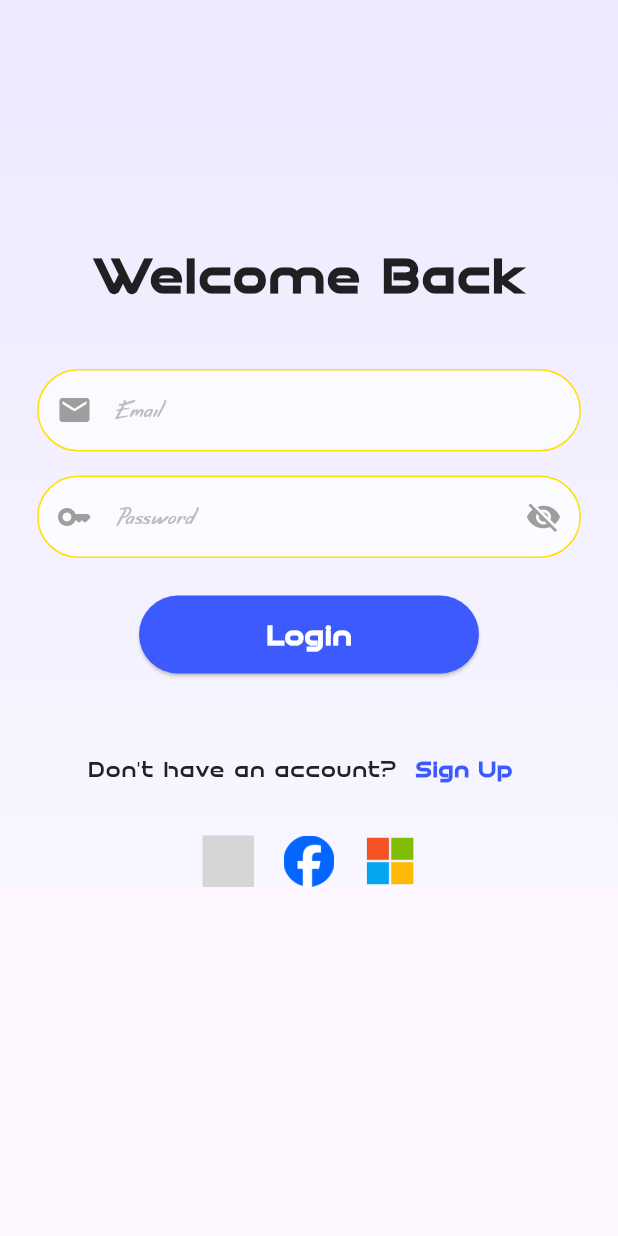
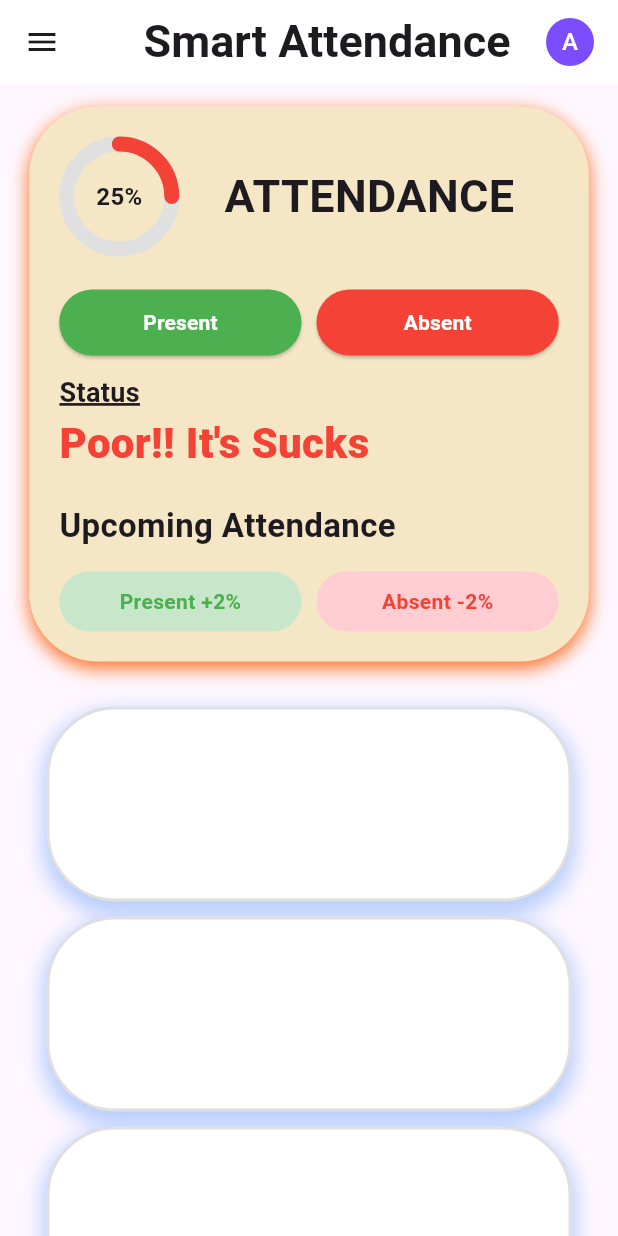
Before and after one commit to GAuRaV27k/Smart_attendence_app, a Flutter app: the screen it shows after launch, after a tap on "Login", on a phone screen of 412 x 824 dp. Run offline on Flutter 3.47's test engine with Material 3 defaults, Android fonts, the phone set to English and light mode, and no system bars; drawn by our look-alikes of percent_indicator; our stand-ins replace flutter_svg, google_fonts; Roboto replaces fonts that are missing (Italiana); grey boxes are pictures that could not be loaded.

Commit message:
dashboard update and drawer

```diff
--- a/lib/dashboard.dart
+++ b/lib/dashboard.dart
@@ -12,24 +12,46 @@ class MyApp extends StatelessWidget {
   @override
   Widget build(BuildContext context) {
     return MaterialApp(
-      home: MyHomePage(title: 'Flutter Demo Home Page'),
+      home: dashboard(),
       debugShowCheckedModeBanner: false,
     );
   }
 }
 
-class MyHomePage extends StatefulWidget {
-  const MyHomePage({super.key, required this.title});
-
-  final String title;
-
+class dashboard extends StatefulWidget {
   @override
-  State<MyHomePage> createState() => _MyHomePageState();
+  _dashboardState createState() => _dashboardState();
 }
 
-class _MyHomePageState extends State<MyHomePage> {
+class _dashboardState extends State<dashboard> {
+  Color getProgressColor() {
+    if (attandance < 0.55) {
+      return Colors.red;
+    } else if (attandance < 0.75) {
+      return Colors.orange;
+    } else {
+      return Colors.green;
+    }
+  }
+   String status(){
+    if (attandance >= 0.90){
+      return "Excellent";
+    }
+    else if (attandance < 0.90 && attandance >= 0.75){
+      return "Good";
+    }
+    else if (attandance < 0.75 && attandance >= 0.5){
+      return "Average !Improve!";
+    }
+    else{
+      return "Poor!! It's Sucks";
+    }
+
+   }
+  double attandance = 0.25;
   @override
   Widget build(BuildContext context) {
+
     return Scaffold(
       // ------------------ APPBAR ------------------
       appBar: AppBar(
@@ -37,149 +59,233 @@ class _MyHomePageState extends State<MyHomePage> {
         elevation: 0,
         title: Row(
           children: [
-            IconButton(
-              icon: const Icon(Icons.menu),
-              onPressed: () {},
-            ),
+            // Icon(Icons.menu, color: Colors.black),
             Expanded(
               child: Center(
                 child: Text(
                   "Smart Attendance",
+                  style: GoogleFonts.irishGrover(
+                    fontSize: 30,
+                    fontWeight: FontWeight.bold
+                  ),
+                ),
+              ),
+            ),
+            CircleAvatar(
+              radius: 16,
+              backgroundColor: Colors.deepPurpleAccent,
+              child: Text("A", style: TextStyle(color: Colors.white)),
+            )
+          ],
+        ),
+      ),
+      // ---------------Navigation Drawar
+      drawer: Drawer(
+        child: Column(
+          children: [
+            DrawerHeader(
+              child: Text("Your Name"),
+            ),
+
+            ListTile(
+              leading: Icon(Icons.home),
+              title: Text("Home"),
+            ),
+            ListTile(
+              leading: Icon(Icons.settings),
+              title: Text("Settings"),
+            ),
+          ],
+        ),
+      ),
+
+
+      // ------------------ BODY ------------------
+      body: SingleChildScrollView(
+        child: Center(
+          child: Column(
+            children: [
+              const SizedBox(height: 15),
+
+              // ------------------ MAIN ATTENDANCE CARD ------------------
+              Container(
+                padding: EdgeInsets.all(20),
+                width: 373,
+                decoration: BoxDecoration(
+                  color: Color(0xFFF5E7C6),
+                  borderRadius: BorderRadius.circular(46),
+                  boxShadow: [
+                    BoxShadow(
+                      color: Color(0xFFFF6D1F),
+                      blurRadius: 10,
+                      offset: Offset(0, 4),
+                    ),
+                  ],
+                ),
+
+                child: Column(
+                  crossAxisAlignment: CrossAxisAlignment.center,
+                  children: [
+                    // Circle + Title
+                    Row(
+                      children: [
+                        CircularPercentIndicator(
+                          radius: 40.0,
+                          lineWidth: 10.0,
+                          percent: attandance,
+                          animation: true,
+                          center: Text(
+                            "${(attandance * 100).toInt()}%"
+                          ,
                             style: TextStyle(
+                              fontSize: 16,
+                              fontWeight: FontWeight.bold,
+                            ),
+                          ),
+                          circularStrokeCap: CircularStrokeCap.round,
+
+                          progressColor: getProgressColor(),
+                          backgroundColor: Colors.grey.shade300,
+                        ),
+                        SizedBox(width: 30),
+                        Text(
+                          "ATTENDANCE",
+                          style: GoogleFonts.irishGrover(
+                            fontSize: 30,
+                            fontWeight: FontWeight.bold,
+                          ),
+                        ),
+                      ],
+                    ),
+
+                    SizedBox(height: 20),
+
+                    // -------- PRESENT / ABSENT BUTTONS --------
+                    Row(
+                      children: [
+                        Expanded(
+                          child: ElevatedButton(
+                            onPressed: () {
+                              setState(() {
+                                attandance +=0.05;
+                              });
+                            },
+                            style: ElevatedButton.styleFrom(
+                              backgroundColor: Colors.green,
+                              padding: EdgeInsets.symmetric(vertical: 12),
+                              shape: RoundedRectangleBorder(
+                                borderRadius: BorderRadius.circular(30),
+                              ),
+                            ),
+                            child: Text("Present",
+                                style: TextStyle(
+                                    color: Colors.white, fontWeight: FontWeight.bold)),
+                          ),
+                        ),
+                        SizedBox(width: 10),
+                        Expanded(
+                          child: ElevatedButton(
+                            onPressed: () {
+                              setState(() {
+                                attandance -= 0.01;   // increase 2%
+                              });
+                            }
+                            ,
+                            style: ElevatedButton.styleFrom(
+                              backgroundColor: Colors.red,
+                              padding: EdgeInsets.symmetric(vertical: 12),
+
+                              shape: RoundedRectangleBorder(
+                                borderRadius: BorderRadius.circular(30),
+                              ),
+                            ),
+                            child: Text("Absent",
+                                style: TextStyle(
+                                    color: Colors.white, fontWeight: FontWeight.bold)),
+                          ),
+                        ),
+                      ],
+                    ),
+
+                    SizedBox(height: 10),
+
+                    // STATUS SECTION
+                    Align(
+                      alignment: Alignment.centerLeft,
+                      child: Text(
+                        "Status",
+                        style: TextStyle(
+                          fontSize: 18,
+                          fontWeight: FontWeight.bold,
+                          decoration:TextDecoration.underline,
+                          decorationThickness: 2,
+                        ),
+                      ),
+                    ),
+                    Align(
+                      alignment: Alignment.centerLeft,
+                      child: Text(
+                        status(),
+                        style: GoogleFonts.italiana(
+                          fontSize: 28,
+                          fontWeight: FontWeight.w900,
+                          // fontStyle: FontStyle.italic
+                          color: getProgressColor(),
+                        ),
+                      ),
+                    ),
+
+                    SizedBox(height: 20),
+
+                    // Upcoming Attendance
+                    Align(
+                      alignment: Alignment.centerLeft,
+                      child: Text(
+                        "Upcoming Attendance",
+                        style: GoogleFonts.irishGrover(
                           fontSize: 22,
                           fontWeight: FontWeight.bold,
                         ),
                       ),
                     ),
+
+                    SizedBox(height: 15),
+
+                    Row(
+                      children: [
+                        Expanded(
+                          child: Container(
+                            padding: EdgeInsets.symmetric(vertical: 10),
+                            decoration: BoxDecoration(
+                              color: Colors.green.shade100,
+                              borderRadius: BorderRadius.circular(25),
                             ),
-            IconButton(
-              icon: const Icon(Icons.person),
-              onPressed: () {},
-            ),
-          ],
-        ),
-      ),
-
-      // ------------------ BODY ------------------
-      body: SingleChildScrollView(
-        child: Padding(
-          padding: const EdgeInsets.all(8.0),
                             child: Center(
-            child: Column(
-              children: [
-                const SizedBox(height: 10),
-
-                // ------------------ MAIN ATTENDANCE CARD ------------------
-                Container(
-                  margin: EdgeInsets.only(top: 10),
-                  width: 350,
-                  height: 265,
-                  decoration: BoxDecoration(
-                    color: Colors.white,
-                    borderRadius: BorderRadius.circular(46),
-                    border: Border.all(color: Colors.black12, width: 2),
-                    boxShadow: [
-                      BoxShadow(
-                        color: Colors.blueAccent.shade200.withOpacity(0.4),
-                        spreadRadius: 2,
-                        blurRadius: 12,
-                        offset: Offset(0, 6),
-                      ),
-                    ],
-                  ),
-
-                  child: Padding(
-                    padding: const EdgeInsets.all(20.0),
-                    child: Row(
-                      crossAxisAlignment: CrossAxisAlignment.start,
-                      children: [
-                        // ------------------ CIRCULAR INDICATOR ------------------
-                        CircularPercentIndicator(
-                          radius: 45.0,
-                          lineWidth: 10.0,
-                          percent: 0.25,
-                          animation: true,
-                          animationDuration: 1200,
-                          center: Text(
-                            "25 %",
+                              child: Text(
+                                "Present +2%",
                                 style: TextStyle(
-                              fontSize: 18,
+                                  color: Colors.green,
                                   fontWeight: FontWeight.bold,
                                 ),
                               ),
-                          circularStrokeCap: CircularStrokeCap.round,
-                          progressColor: Colors.greenAccent,
-                          backgroundColor:
-                          Colors.grey.shade400.withOpacity(.2),
-                        ),
-
-                        const SizedBox(width: 20),
-
-                        // ------------------ RIGHT SIDE CONTENT ------------------
-                        Expanded(
-                          child: Column(
-                            crossAxisAlignment: CrossAxisAlignment.start,
-                            children: [
-                              Text(
-                                "Attendance",
-                                style: GoogleFonts.irishGrover(
-                                  fontSize: 28,
-                                  fontWeight: FontWeight.bold,
-                                ),
-                              ),
-
-                              const SizedBox(height: 15),
-
-                              // PRESENT / ABSENT BUTTON ROW
-                              Row(
-                                children: [
-                                  // PRESENT BUTTON
-                                  Expanded(
-                                    child: Container(
-                                      padding: EdgeInsets.symmetric(
-                                          vertical: 10),
-                                      decoration: BoxDecoration(
-                                        color:
-                                        Colors.greenAccent.shade100,
-                                        borderRadius:
-                                        BorderRadius.circular(20),
-                                      ),
-                                      child: Row(
-                                        mainAxisAlignment:
-                                        MainAxisAlignment.center,
-                                        children: [
-                                          Icon(Icons.check,
-                                              color: Colors.green),
-                                          SizedBox(width: 6),
-                                          Text(
-                                            "Present",
-                                            style: TextStyle(
-                                                fontWeight:
-                                                FontWeight.w600),
-                                          ),
-                                        ],
                             ),
                           ),
                         ),
-
                         SizedBox(width: 10),
-
-                                  // ABSENT BUTTON
                         Expanded(
                           child: Container(
-                                      padding: EdgeInsets.symmetric(
-                                          vertical: 10),
+                            padding: EdgeInsets.symmetric(vertical: 10),
                             decoration: BoxDecoration(
-                                        color: Colors.red.shade200,
-                                        borderRadius:
-                                        BorderRadius.circular(20),
+                              color: Colors.red.shade100,
+                              borderRadius: BorderRadius.circular(25),
                             ),
                             child: Center(
                               child: Text(
-                                          "Absent",
+                                "Absent -2%",
                                 style: TextStyle(
-                                              fontWeight:
-                                              FontWeight.w600),
+                                  color: Colors.red,
+                                  fontWeight: FontWeight.bold,
+                                ),
                               ),
                             ),
                           ),
@@ -189,12 +295,10 @@ class _MyHomePageState extends State<MyHomePage> {
                   ],
                 ),
               ),
-                      ],
-                    ),
-                  ),
-                ),
 
-                // ------------------ OTHER BOXES ------------------
+              SizedBox(height: 20),
+
+              // Dummy cards (optional)
               _buildCard(),
               _buildCard(),
               _buildCard(),
@@ -202,11 +306,9 @@ class _MyHomePageState extends State<MyHomePage> {
           ),
         ),
       ),
-      ),
     );
   }
 
-  // ------------------ REUSABLE CARD FUNCTION ------------------
   Widget _buildCard() {
     return Container(
       margin: EdgeInsets.only(top: 10),
--- a/lib/login.dart
+++ b/lib/login.dart
@@ -3,6 +3,7 @@ import 'package:flutter_svg/flutter_svg.dart';
 import 'package:google_fonts/google_fonts.dart';
 import 'package:practice/theme.dart';
 import 'signup.dart';
+import 'dashboard.dart';
 
 class LoginPage extends StatefulWidget {
   const LoginPage({super.key});
@@ -101,7 +102,13 @@ class _LoginPageState extends State<LoginPage> {
                         borderRadius: BorderRadius.circular(30),
                       ),
                     ),
-                    onPressed: () {},
+                      onPressed: () {
+                        Navigator.pushReplacement(
+                          context,
+                          MaterialPageRoute(builder: (context) => dashboard()),
+                        );
+                      },
+
                     child: Text(
                       "Login",
                       style: TextStyle(fontFamily: "disney",fontSize: 18,fontWeight: FontWeight.w600,color: Colors.white),
--- a/lib/signup.dart
+++ b/lib/signup.dart
@@ -79,8 +79,10 @@ class SignUpPage extends StatelessWidget {
                       elevation: 4,
                     ),
                     onPressed: () {
-                      // ignore: avoid_print
-                      print("Create");
+                      Navigator.push(
+                        context,
+                        MaterialPageRoute(builder: (context) => const SignUpPage()),
+                      );
                     },
                     child: const Text(
                       "Create",
```
Lines whose indentation alone changed are shown as unchanged.
